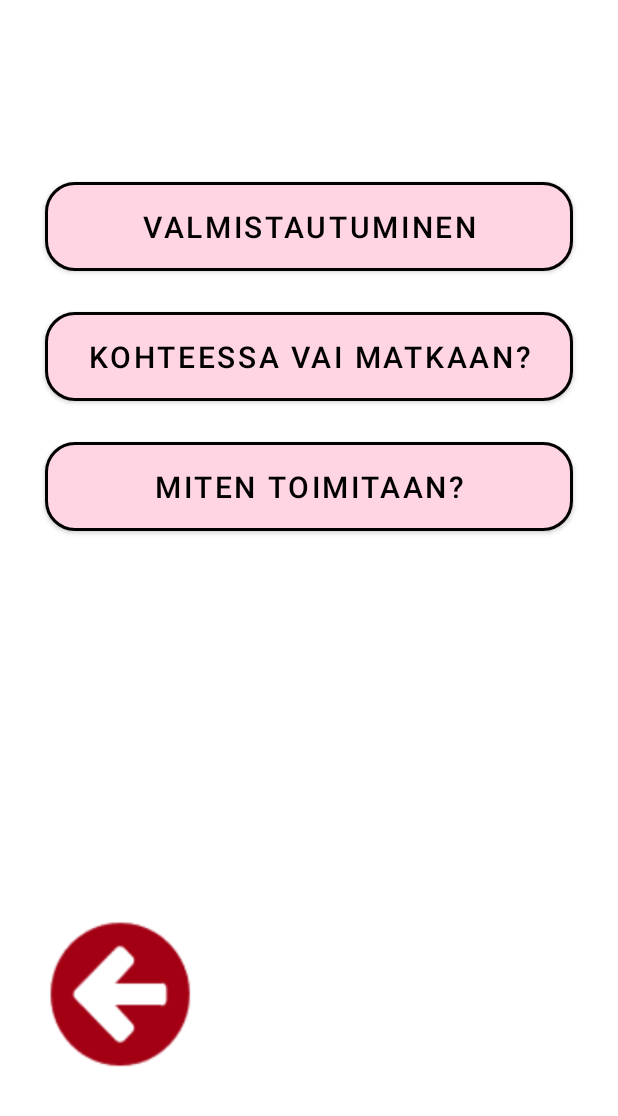
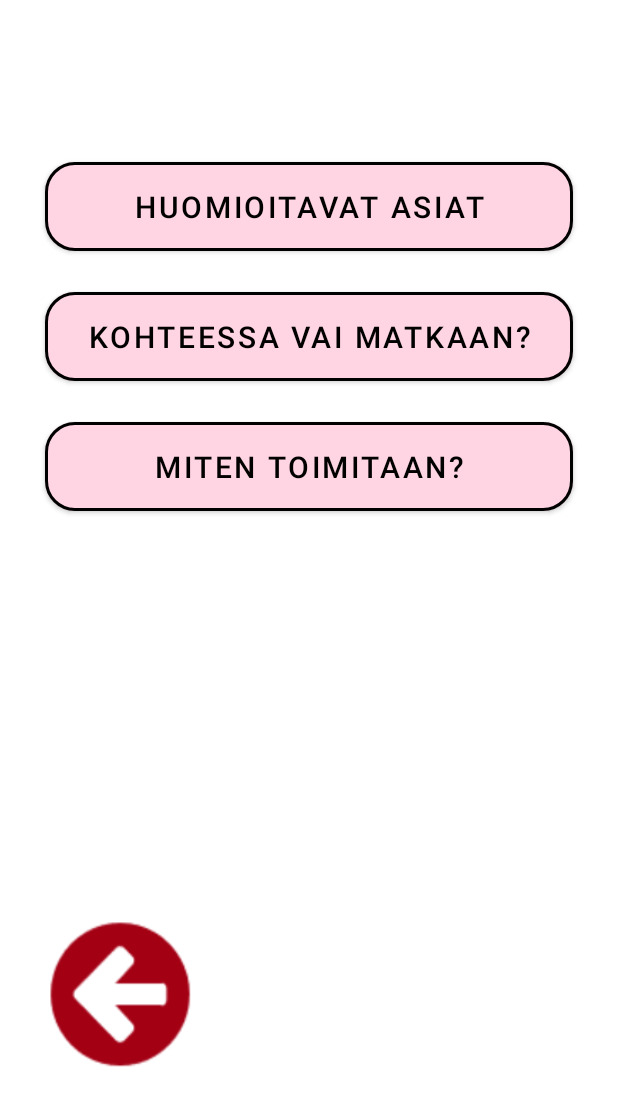
Before and after one commit to joeljunnila/ampuapp, an Android app: the screen it shows after launch (Valmistautuminen before the commit, MenuView after it), after a tap on "VALMISTAUTUMINEN", on a phone screen of 412 x 824 dp, the part 120-1236 px from its top. Run offline under Robolectric (Android 15) with nearby library versions, the phone set to English and light mode, and no system bars.

Commit message:
valmistautuminen osion infrastruktuuria muutettu paremmaksi ja tekstinäkymäpohja luotu

```diff
--- a/AmbuApp/app/src/main/java/com/example/ambuapp/Home.java
+++ /dev/null
@@ -1,28 +0,0 @@
-package com.example.ambuapp;
-
-import androidx.appcompat.app.AppCompatActivity;
-
-import android.content.Intent;
-import android.os.Bundle;
-import android.view.View;
-
-public class Home extends AppCompatActivity {
-
-    @Override
-    protected void onCreate(Bundle savedInstanceState) {
-        super.onCreate(savedInstanceState);
-        setContentView(R.layout.activity_home);
-    }
-
-    public void openActivity(View view) {
-        Intent intent = new Intent(this, Valmistautuminen.class);
-        setResult(RESULT_OK, intent);
-        startActivity(intent);
-    }
-
-    public void openActivity2(View view) {
-        Intent intent = new Intent(this, SynnytyksenJalkeen.class);
-        setResult(RESULT_OK, intent);
-        startActivity(intent);
-    }
-}
--- /dev/null
+++ b/AmbuApp/app/src/main/java/com/example/ambuapp/MenuView.java
@@ -0,0 +1,108 @@
+package com.example.ambuapp;
+
+import androidx.appcompat.app.AppCompatActivity;
+
+import android.content.Intent;
+import android.os.Bundle;
+import android.view.View;
+import android.widget.Button;
+import android.widget.ImageButton;
+
+public class MenuView extends AppCompatActivity {
+
+    Button button1;
+    Button button2;
+    Button button3;
+    Button button4;
+    Button button5;
+    Button button6;
+    ImageButton homeButton;
+    ImageButton leftArrow;
+    ImageButton rightArrow;
+    String buttonText1;
+    String buttonText2;
+    String buttonText3;
+
+    @Override
+    protected void onCreate(Bundle savedInstanceState) {
+        super.onCreate(savedInstanceState);
+        setContentView(R.layout.activity_home);
+        button1 = (Button) findViewById(R.id.button1);
+        button2 = (Button) findViewById(R.id.button2);
+        button3 = (Button) findViewById(R.id.button3);
+        button4 = (Button) findViewById(R.id.button4);
+        button5 = (Button) findViewById(R.id.button5);
+        button6 = (Button) findViewById(R.id.button6);
+        homeButton = (ImageButton) findViewById(R.id.imageButton);
+        leftArrow = (ImageButton) findViewById(R.id.leftArrow);
+        rightArrow = (ImageButton) findViewById(R.id.rightArrow);
+        button1.setVisibility(View.INVISIBLE);
+        button6.setVisibility(View.INVISIBLE);
+        leftArrow.setVisibility(View.INVISIBLE);
+        rightArrow.setVisibility(View.INVISIBLE);
+        buttonText1 = "Huomioitavat asiat";
+        buttonText2 = "Kohteessa vai matkaan?";
+        buttonText3 = "Miten toimitaan?";
+        button2.setOnClickListener(new View.OnClickListener() {
+            @Override
+            public void onClick(View v)
+            {
+                valmistautuminen();
+            }
+        });
+
+    }
+
+    public void valmistautuminen() {
+        button2.setText(buttonText1);
+        button3.setText(buttonText2);
+        button4.setText(buttonText3);
+        button5.setVisibility(View.INVISIBLE);
+        homeButton.setOnClickListener(new View.OnClickListener() {
+            @Override
+            public void onClick(View v) {
+                returnHome();
+            }
+        });
+        leftArrow.setVisibility(View.VISIBLE);
+        leftArrow.setOnClickListener(new View.OnClickListener() {
+            @Override
+            public void onClick(View v)
+            {
+                returnHome();
+            }
+        });
+        button2.setOnClickListener(new View.OnClickListener() {
+            @Override
+            public void onClick(View v)
+            {
+                textViewActivity(v);
+            }
+        });
+    }
+
+    public void returnHome() {
+        button1.setVisibility(View.INVISIBLE);
+        button2.setVisibility(View.VISIBLE);
+        button3.setVisibility(View.VISIBLE);
+        button4.setVisibility(View.VISIBLE);
+        button5.setVisibility(View.VISIBLE);
+        button6.setVisibility(View.INVISIBLE);
+
+        button2.setText("Valmistautuminen");
+        button3.setText("Synnytysvaiheet");
+        button4.setText("Tarkistus");
+        button5.setText("Erikoistilanteet");
+
+        leftArrow.setVisibility(View.INVISIBLE);
+        rightArrow.setVisibility(View.INVISIBLE);
+    }
+
+    public void textViewActivity(View v) {
+        Intent intent = new Intent(this, TextViewActivity.class);
+        startActivity(intent);
+    }
+
+
+
+}
--- a/AmbuApp/app/src/main/res/layout/activity_home.xml
+++ b/AmbuApp/app/src/main/res/layout/activity_home.xml
@@ -4,33 +4,34 @@
     xmlns:tools="http://schemas.android.com/tools"
     android:layout_width="match_parent"
     android:layout_height="match_parent"
-    tools:context=".Home"
+    tools:context=".MenuView"
     android:orientation="vertical">
 
     <include layout="@layout/menu_bar" />
 
-    <Space
-        android:layout_width="match_parent"
-        android:layout_height="100dp" />
-
-    <Button
-        android:id="@+id/homeButton1"
-        style="@style/myButtonStyle"
-        android:text="@string/homeText1"
-        android:onClick="openActivity" />
+    <Button style="@style/myButtonStyle"
+        android:id="@+id/button1"
+        android:text="Button 1" />
 
     <Button style="@style/myButtonStyle"
-        android:id="@+id/homeButton2"
-        android:text="@string/homeText2"
-        android:onClick="openActivity2" />
+        android:id="@+id/button2"
+        android:text="@string/homeText1" />
 
     <Button style="@style/myButtonStyle"
-        android:id="@+id/homeButton3"
-        android:text="@string/homeText3"
-        android:onClick="openActivity" />
+        android:id="@+id/button3"
+        android:text="@string/homeText2" />
 
     <Button style="@style/myButtonStyle"
-        android:id="@+id/homeButton4"
-        android:text="@string/homeText4"
-        android:onClick="openActivity" />
+        android:id="@+id/button4"
+        android:text="@string/homeText3" />
+
+    <Button style="@style/myButtonStyle"
+        android:id="@+id/button5"
+        android:text="@string/homeText4" />
+
+    <Button style="@style/myButtonStyle"
+        android:id="@+id/button6"
+        android:text="Button 2" />
+
+    <include layout="@layout/arrows" />
 </LinearLayout>
--- a/AmbuApp/app/src/main/res/layout/activity_valmistautuminen.xml
+++ /dev/null
@@ -1,32 +0,0 @@
-<?xml version="1.0" encoding="utf-8"?>
-<LinearLayout xmlns:android="http://schemas.android.com/apk/res/android"
-    xmlns:app="http://schemas.android.com/apk/res-auto"
-    xmlns:tools="http://schemas.android.com/tools"
-    android:layout_width="match_parent"
-    android:layout_height="match_parent"
-    tools:context=".Valmistautuminen"
-    android:orientation="vertical">
-
-    <include layout="@layout/menu_bar" />
-
-    <Space
-        android:layout_width="match_parent"
-        android:layout_height="100dp" />
-
-    <Button style="@style/myButtonStyle"
-        android:id="@+id/valmistautuminenButton1"
-        android:text="@string/valmistautuminenText1"
-        android:onClick="openActivity"/>
-
-    <Button style="@style/myButtonStyle"
-        android:id="@+id/valmistautuminenButton2"
-        android:text="@string/valmistautuminenText2"
-        android:onClick="openActivity2"/>
-
-    <Button style="@style/myButtonStyle"
-        android:id="@+id/valmistautuminenButton3"
-        android:text="@string/valmistautuminenText3"
-        android:onClick="openActivity3"/>
-
-    <include layout="@layout/arrows" />
-</LinearLayout>
```
Also changed, not shown: AmbuApp/app/src/main/AndroidManifest.xml (+2 -5 lines), AmbuApp/app/src/main/java/com/example/ambuapp/SynnytyksenJalkeen.java (deleted, +0 -22 lines), AmbuApp/app/src/main/java/com/example/ambuapp/TextViewActivity.java (added, +61 -0 lines), AmbuApp/app/src/main/java/com/example/ambuapp/Valmistautuminen.java (deleted, +0 -43 lines), AmbuApp/app/src/main/java/com/example/ambuapp/valmActivity1.java (deleted, +0 -45 lines), AmbuApp/app/src/main/java/com/example/ambuapp/valmActivity2.java (deleted, +0 -43 lines), AmbuApp/app/src/main/java/com/example/ambuapp/valmActivity3.java (deleted, +0 -42 lines), AmbuApp/app/src/main/res/layout/activity_synnytyksen_jalkeen.xml (deleted, +0 -19 lines), AmbuApp/app/src/main/res/layout/activity_text_view.xml (renamed from AmbuApp/app/src/main/res/layout/activity_valm2.xml, +4 -4 lines), AmbuApp/app/src/main/res/layout/activity_valm1.xml (deleted, +0 -22 lines), AmbuApp/app/src/main/res/layout/activity_valm3.xml (deleted, +0 -22 lines).
